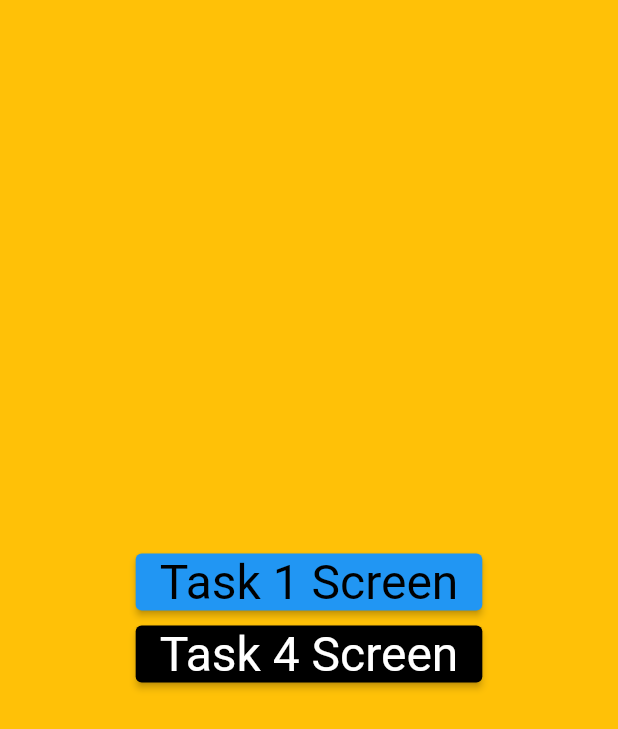
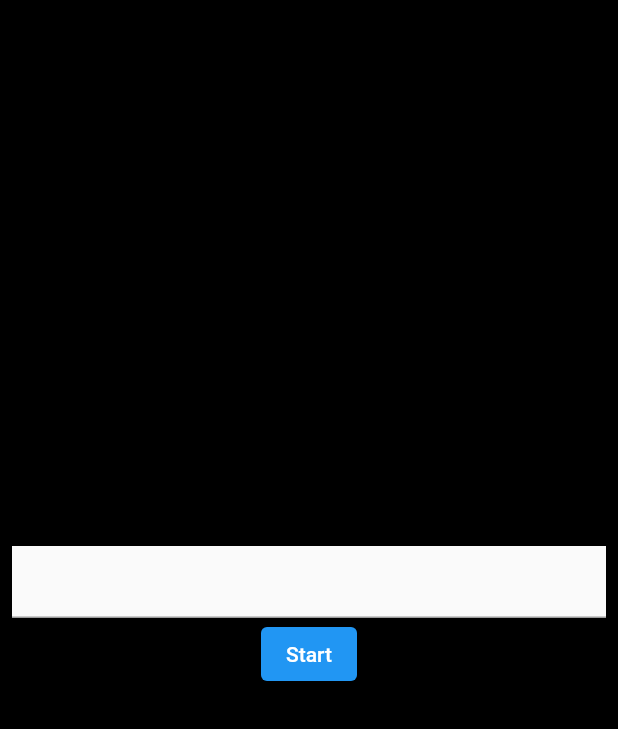
Before and after one commit to Xapocc/training_application, a Flutter app: the screen it shows after launch, on a phone screen of 412 x 824 dp. Shown: the top 729 px of the screen. Run offline on Flutter 3.47's test engine with Material 2 defaults, Android fonts, the phone set to English and light mode, and no system bars; our stand-ins replace auto_size_text, equatable, flutter_bloc.

Commit message:
added timer screen

```diff
--- a/lib/app/scene/choose/screen_choose.dart
+++ b/lib/app/scene/choose/screen_choose.dart
@@ -8,28 +8,25 @@ class ScreenChoose extends StatelessWidget {
   @override
   Widget build(BuildContext context) {
     return Container(
-      color: Colors.amber,
+      color: Colors.amberAccent,
       child: Center(
         child: Column(
           mainAxisAlignment: MainAxisAlignment.center,
           children: [
             ElevatedButton(
-              style: ButtonStyle(
-                  backgroundColor:
-                      MaterialStateColor.resolveWith((states) => Colors.blue)),
+              style: ElevatedButton.styleFrom(fixedSize: const Size(250, 40), primary: Colors.black),
               onPressed: () {},
               child: const Text("Task 1 Screen",
                   style: TextStyle(
-                      inherit: false, fontSize: 32.0, color: Colors.black)),
+                      inherit: false, fontSize: 32.0, color: Colors.white)),
             ),
             ElevatedButton(
-                style: ButtonStyle(
-                    backgroundColor: MaterialStateColor.resolveWith(
-                        (states) => Colors.black)),
-                onPressed: () {},
-                child: const Text("Task 4 Screen",
-                    style: TextStyle(
-                        inherit: false, fontSize: 32.0, color: Colors.white))),
+              style: ElevatedButton.styleFrom(fixedSize: const Size(250, 40), primary: Colors.black),
+              onPressed: () {},
+              child: const Text("Task 4 Screen",
+                  style: TextStyle(
+                      inherit: false, fontSize: 32.0, color: Colors.white)),
+            ),
           ],
         ),
       ),
--- a/lib/app/scene/main/cubit/main_cubit.dart
+++ b/lib/app/scene/main/cubit/main_cubit.dart
@@ -1,9 +1,8 @@
 import 'dart:math';
 
 import 'package:flutter_bloc/flutter_bloc.dart';
+import 'package:training_application/app/scene/main/cubit/main_state.dart';
 import 'package:training_application/app/string.dart';
-
-import 'main_state.dart';
 
 class MainScreenCubit extends Cubit<MainScreenState> {
   MainScreenCubit() : super(LoadingState()) {
--- a/lib/app/scene/splash/cubit/root_router_delegate.dart
+++ b/lib/app/scene/splash/cubit/root_router_delegate.dart
@@ -1,9 +1,9 @@
 import 'package:flutter/material.dart';
-import 'package:training_application/app/scene/choose/screen_choose.dart';
 import 'package:training_application/app/scene/main/screen_main.dart';
 import 'package:training_application/app/scene/splash/cubit/router_cubit.dart';
 import 'package:training_application/app/scene/splash/cubit/router_state.dart';
 import 'package:training_application/app/scene/splash/screen_splash.dart';
+import 'package:training_application/app/scene/task4/screen_task4.dart';
 
 class RootRouterDelegate extends RouterDelegate<RouterState> {
   final GlobalKey<NavigatorState> _navigatorKey;
@@ -32,7 +32,7 @@ class RootRouterDelegate extends RouterDelegate<RouterState> {
 
   List<Page> get _extraPages {
     if (_routerCubit.state is ChooseScreenState) {
-      return [const MaterialPage(child: ScreenChoose())];
+      return [const MaterialPage(child: ScreenTask4())];
     }
     if (_routerCubit.state is MainScreenState) {
       return [const MaterialPage(child: ScreenMain())];
--- /dev/null
+++ b/lib/app/scene/task4/cubit/task4_cubit.dart
@@ -0,0 +1,30 @@
+import 'dart:math';
+
+import 'package:flutter_bloc/flutter_bloc.dart';
+import 'package:training_application/app/scene/task4/cubit/task4_state.dart';
+
+class Task4ScreenCubit extends Cubit<Task4ScreenState> {
+  Task4ScreenCubit() : super(InputTimeState());
+
+  void startRotation(int timer) {
+    emit(TimerState(timer));
+
+    startTimer();
+  }
+
+  void startTimer() async {
+    while ((state as TimerState).time > 0) {
+      await Future.delayed(const Duration(seconds: 1));
+      emit(TimerState((state as TimerState).time - 1));
+    }
+
+    if ((state as TimerState).time == 0) {
+      var rnd = Random();
+      if (rnd.nextInt(99) % 2 == 0) {
+        emit(DataState());
+      } else {
+        emit(ErrorState());
+      }
+    }
+  }
+}
--- /dev/null
+++ b/lib/app/scene/task4/cubit/task4_state.dart
@@ -0,0 +1,31 @@
+import 'package:equatable/equatable.dart';
+
+abstract class Task4ScreenState extends Equatable {}
+
+class InputTimeState extends Task4ScreenState {
+  @override
+  List<Object?> get props => [];
+}
+
+class TimerState extends Task4ScreenState {
+  TimerState(int time)
+      : _time = time,
+        super();
+
+  final int _time;
+
+  int get time => _time;
+
+  @override
+  List<Object?> get props => [_time];
+}
+
+class DataState extends Task4ScreenState {
+  @override
+  List<Object?> get props => [];
+}
+
+class ErrorState extends Task4ScreenState {
+  @override
+  List<Object?> get props => [];
+}
--- /dev/null
+++ b/lib/app/scene/task4/screen_task4.dart
@@ -0,0 +1,74 @@
+import 'package:flutter/material.dart';
+import 'package:flutter_bloc/flutter_bloc.dart';
+import 'package:training_application/app/scene/task4/cubit/task4_cubit.dart';
+import 'package:training_application/app/scene/task4/cubit/task4_state.dart';
+
+class ScreenTask4 extends StatelessWidget {
+  const ScreenTask4({
+    Key? key,
+  }) : super(key: key);
+
+  @override
+  Widget build(BuildContext context) {
+    return BlocProvider(
+      create: (context) => Task4ScreenCubit(),
+      child: BlocBuilder<Task4ScreenCubit, Task4ScreenState>(
+        builder: (context, state) {
+          if (state is InputTimeState) {
+            return Container(
+              padding: const EdgeInsets.all(8.0),
+              color: Colors.black,
+              child: Center(
+                child: Column(
+                  mainAxisAlignment: MainAxisAlignment.center,
+                  children: [
+                    const Material(
+                      child: TextField(),
+                    ),
+                    ElevatedButton(
+                      child: const Text("Start"),
+                      onPressed: () {
+                        context.read<Task4ScreenCubit>().startRotation(10);
+                      },
+                    )
+                  ],
+                ),
+              ),
+            );
+          } else if (state is TimerState) {
+            return Center(
+              child: Column(
+                mainAxisAlignment: MainAxisAlignment.center,
+                children: [
+                  const CircularProgressIndicator(),
+                  Text(
+                    "${state.time}",
+                    style: const TextStyle(
+                      inherit: false,
+                      color: Colors.white,
+                    ),
+                  ),
+                ],
+              ),
+            );
+          } else {
+            return Center(
+              child: Column(
+                mainAxisAlignment: MainAxisAlignment.center,
+                children: [
+                  Text(
+                    "$state",
+                    style: const TextStyle(
+                      inherit: false,
+                      color: Colors.white,
+                    ),
+                  ),
+                ],
+              ),
+            );
+          }
+        },
+      ),
+    );
+  }
+}
--- a/lib/main.dart
+++ b/lib/main.dart
@@ -1,5 +1,5 @@
 import 'package:flutter/material.dart';
-import 'package:training_application/app_root.dart';
+import 'package:training_application/app/app_root.dart';
 
 void main() {
   runApp(AppRoot());
```
Also changed, not shown: lib/app/app_root.dart (renamed from lib/app_root.dart).
